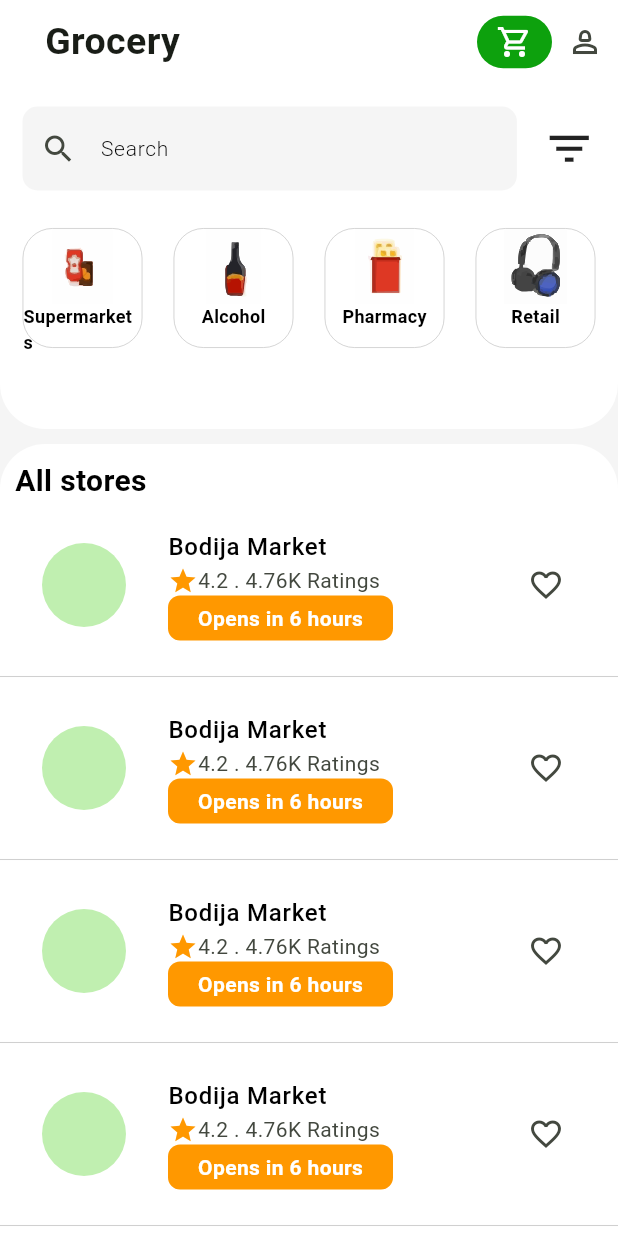
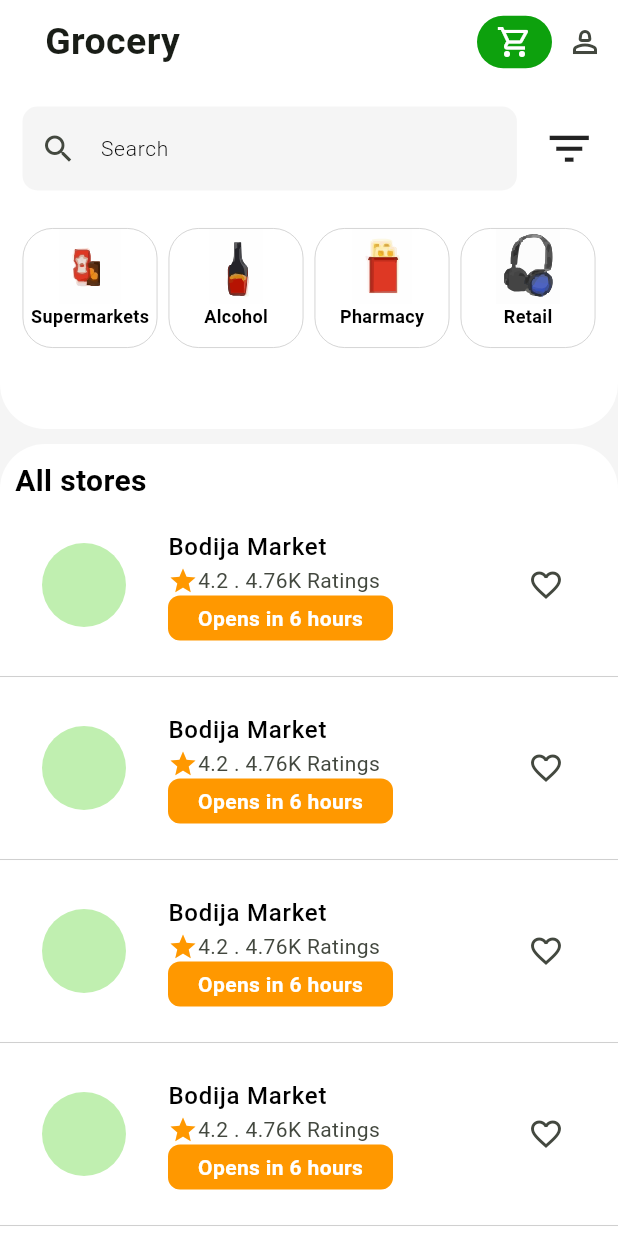
Before and after one commit to Mofolasayo/hey_food_task, a Flutter app: the GroceryScreen screen opened directly, on a phone screen of 412 x 824 dp. Run offline on Flutter 3.47's test engine with Material 3 defaults, Android fonts, the phone set to English and light mode, and no system bars; our stand-ins replace carousel_slider, flutter_svg, lottie.

Commit message:
fixing overflows

```diff
--- a/lib/features/auth/screens/login_screen.dart
+++ b/lib/features/auth/screens/login_screen.dart
@@ -52,9 +52,9 @@ class LoginScreen extends StatelessWidget {
                                 TextStyle(color: Color.fromARGB(255, 9, 9, 9))),
                       ),
                     ),
-                    Spacer(),
+                    SizedBox(width: 10),
                     SizedBox(
-                      width: 300,
+                      width: 290,
                       child: TextField(
                         keyboardType: TextInputType.number,
                         decoration: InputDecoration(
--- a/lib/features/dashboard/widgets/inner_icon_tiles.dart
+++ b/lib/features/dashboard/widgets/inner_icon_tiles.dart
@@ -14,7 +14,7 @@ class InnerIconTiles extends StatelessWidget {
   Widget build(BuildContext context) {
     return Container(
       height: 80,
-      width: 80,
+      width: 90,
       alignment: Alignment.center,
       decoration: BoxDecoration(
           border: Border.all(
```
